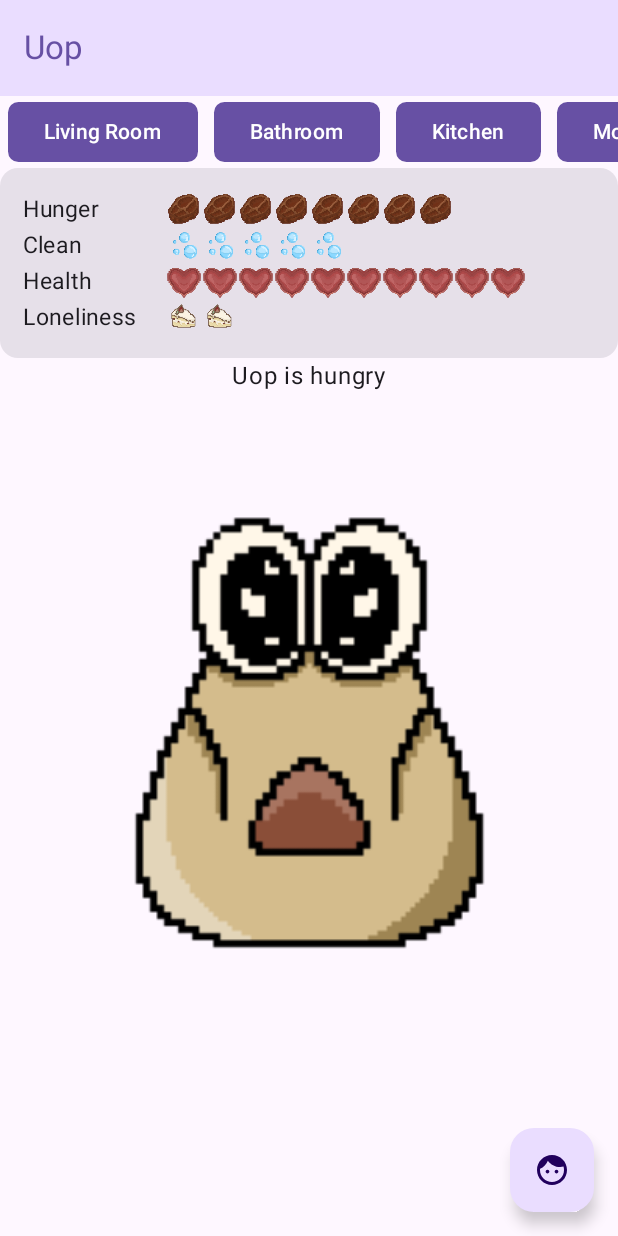
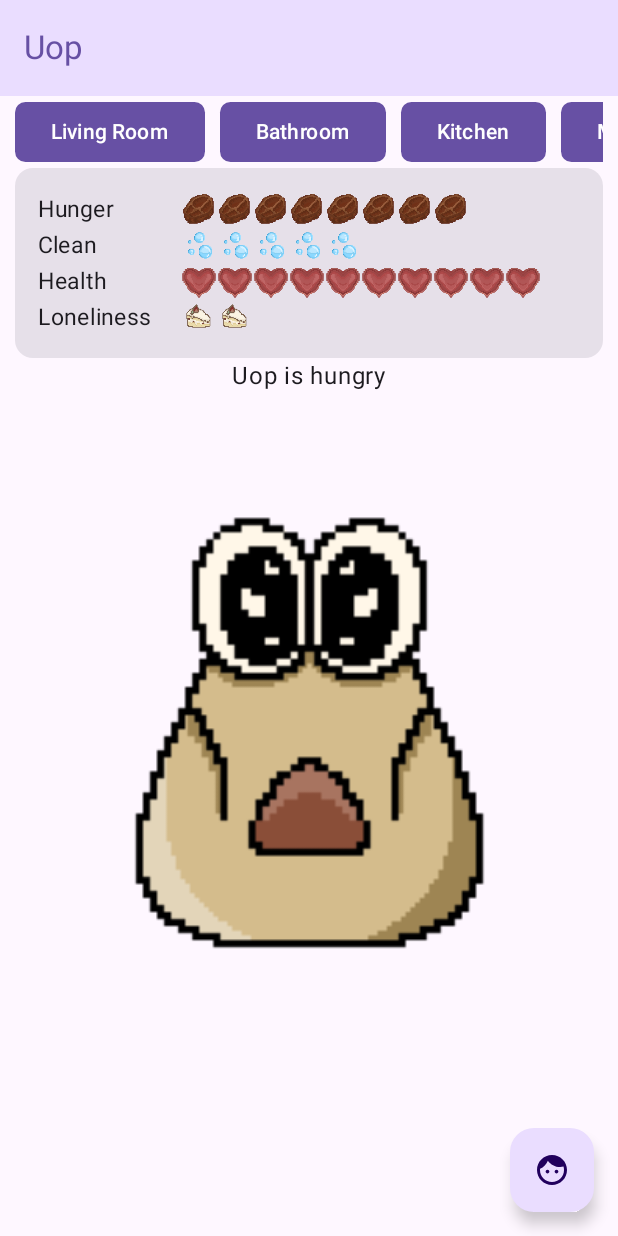
Before and after one commit to nathanpc/iade-games-uop, an Android app built with Jetpack Compose: the screen it shows after launch (MainActivity), on a phone screen of 412 x 824 dp. Run offline under Robolectric (Android 15) with nearby library versions, the phone set to English and light mode, and no system bars.

Commit message:
Added some padding to make things less claustrophobic

```diff
--- a/app/src/main/java/pt/iade/games/uop/MainActivity.kt
+++ b/app/src/main/java/pt/iade/games/uop/MainActivity.kt
@@ -78,9 +78,14 @@ fun MainView() {
         ) {
             // TODO: PLACE YOUR APP HERE.
             RoomHeader(
-                rooms = listOf("Living Room", "Bathroom", "Kitchen", "More Stuff")
+                rooms = listOf("Living Room", "Bathroom", "Kitchen", "More Stuff"),
+                modifier = Modifier.padding(horizontal = 10.dp)
             )
-            StatsCard()
+            Column(
+                modifier = Modifier.padding(horizontal = 10.dp)
+            ) {
+                StatsCard()
+            }
             Character(
                 state = "hungry",
                 modifier = Modifier
--- a/app/src/main/java/pt/iade/games/uop/ui/components/RoomHeader.kt
+++ b/app/src/main/java/pt/iade/games/uop/ui/components/RoomHeader.kt
@@ -15,9 +15,12 @@ import androidx.compose.ui.unit.dp
 import pt.iade.games.uop.ui.theme.UopTheme
 
 @Composable
-fun RoomHeader(rooms: List<String>) {
+fun RoomHeader(
+    rooms: List<String>,
+    modifier: Modifier = Modifier
+) {
     Row(
-        modifier = Modifier
+        modifier = modifier
             .fillMaxWidth()
             .horizontalScroll(
                 state = ScrollState(0),
@@ -28,7 +31,7 @@ fun RoomHeader(rooms: List<String>) {
             Button(
                 onClick = { },
                 shape = RoundedCornerShape(7.dp, 7.dp, 7.dp, 7.dp),
-                modifier = Modifier.padding(horizontal = 5.dp)
+                modifier = Modifier.padding(end = 10.dp)
             ) {
                 Text(room)
             }
```
